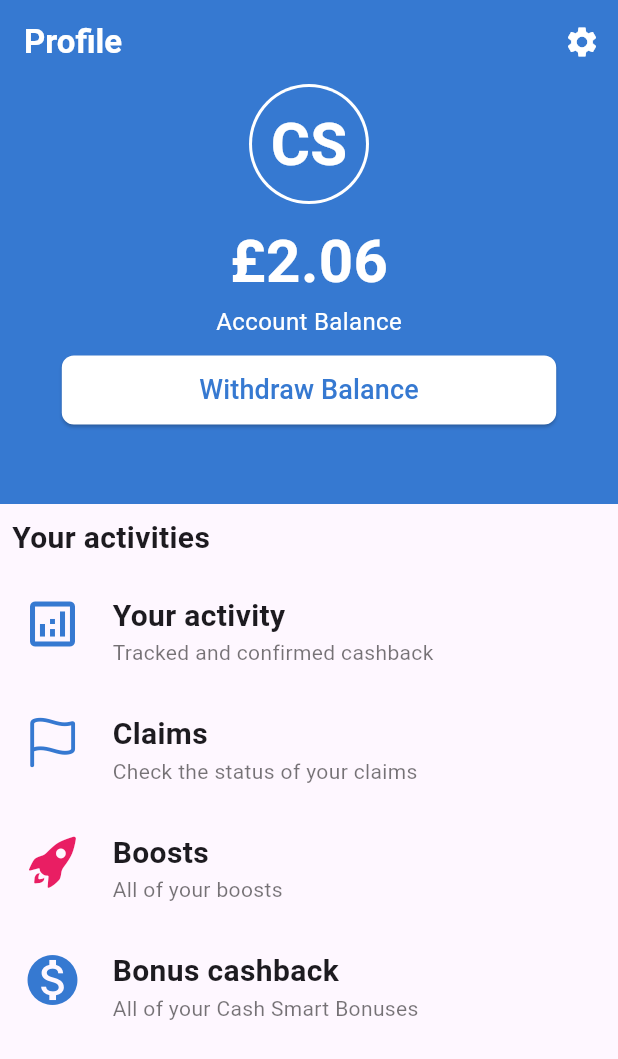
After one commit to mohamedsalah414/TestPractice, a Flutter app: the ProfileScreen screen opened directly, on a phone screen of 412 x 824 dp. The commit adds this screen. Shown: the top 1059 px of the screen. Run offline on Flutter 3.47's test engine with Material 2 defaults, Android fonts, the phone set to English and light mode, and no system bars; our stand-ins replace dio, flutter_riverpod, shared_preferences; missing offline and left inert: proste_bezier_curve; accounts and stored records are empty.

Commit message:
add fixes

```diff
--- a/lib/main.dart
+++ b/lib/main.dart
@@ -3,8 +3,6 @@ import 'package:flutter_riverpod/flutter_riverpod.dart';
 import 'package:testpractice/core/utils/app_colors.dart';
 import 'package:testpractice/presentation/logIn/screens/logIn_screen.dart';
 
-import 'presentation/home/screens/home_navigator_screen.dart';
-import 'presentation/home/screens/home_screen.dart';
 
 void main() {
   runApp(const ProviderScope(child: MyApp()));
--- /dev/null
+++ b/lib/presentation/profile/widgets/clippath_profile_widget.dart
@@ -0,0 +1,78 @@
+import 'package:flutter/material.dart';
+import 'package:proste_bezier_curve/proste_bezier_curve.dart';
+import 'package:testpractice/core/utils/app_colors.dart';
+import 'package:testpractice/core/utils/helper_extenstions.dart';
+import 'package:testpractice/core/widgets/text_widget.dart';
+
+
+class ClipPathProfile extends StatelessWidget {
+  const ClipPathProfile({
+    super.key,
+  });
+
+  @override
+  Widget build(BuildContext context) {
+    return ClipPath(
+      clipper: ProsteBezierCurve(
+        position: ClipPosition.bottom,
+        list: [
+          BezierCurveSection(
+            start: const Offset(0, 250),
+            top: Offset(context.width / 2, 270),
+            end: Offset(context.width, 250),
+          ),
+        ],
+      ),
+      child: Container(
+        height: 280,
+        color: AppColor.blue,
+        child: Column(
+          children: [
+            const CircleAvatar(
+              radius: 40,
+              backgroundColor: AppColor.white,
+              child: CircleAvatar(
+                radius: 38,
+                backgroundColor: AppColor.blue,
+                child: TextWidget(
+                  txt: 'CS',
+                  fontSize: 40,
+                  fontWeight: FontWeight.bold,
+                  color: AppColor.white,
+                ),
+              ),
+            ),
+            10.ph,
+            const TextWidget(
+              txt: '£2.06',
+              fontWeight: FontWeight.bold,
+              color: AppColor.white,
+              fontSize: 40,
+            ),
+            const TextWidget(
+              txt: 'Account Balance',
+              fontSize: 16,
+              color: AppColor.white,
+            ),
+            10.ph,
+            SizedBox(
+              width: context.width * .8,
+              child: ElevatedButton(
+                  onPressed: () {},
+                  style: ElevatedButton.styleFrom(
+                      padding: const EdgeInsets.symmetric(vertical: 10),
+                      backgroundColor: AppColor.white,
+                      shape: RoundedRectangleBorder(
+                          borderRadius: BorderRadius.circular(8))),
+                  child: const TextWidget(
+                    txt: 'Withdraw Balance',
+                    color: AppColor.blue,
+                    fontSize: 18,
+                  )),
+            ),
+          ],
+        ),
+      ),
+    );
+  }
+}
--- /dev/null
+++ b/lib/presentation/profile/widgets/column_profile_widget.dart
@@ -0,0 +1,54 @@
+
+
+import 'package:flutter/cupertino.dart';
+import 'package:flutter/material.dart';
+import 'package:testpractice/presentation/profile/widgets/profile_row_widget.dart';
+
+import '../../../core/widgets/text_widget.dart';
+import 'clippath_profile_widget.dart';
+
+class ColumnProfile extends StatelessWidget {
+  const ColumnProfile({
+    super.key,
+  });
+
+  @override
+  Widget build(BuildContext context) {
+    return Column(
+      mainAxisSize: MainAxisSize.max,
+      crossAxisAlignment: CrossAxisAlignment.stretch,
+      children: const [
+        ClipPathProfile(),
+        Padding(
+          padding: EdgeInsets.all(8.0),
+          child: TextWidget(
+            txt: 'Your activities',
+            fontSize: 20,
+            fontWeight: FontWeight.bold,
+          ),
+        ),
+        ProfileRowWidget(
+          title: 'Your activity',
+          icon: Icons.analytics_outlined,
+          subTitle: 'Tracked and confirmed cashback',
+        ),
+        ProfileRowWidget(
+          title: 'Claims',
+          icon: CupertinoIcons.flag,
+          subTitle: 'Check the status of your claims',
+        ),
+        ProfileRowWidget(
+          title: 'Boosts',
+          icon: CupertinoIcons.rocket_fill,
+          color: Colors.pink,
+          subTitle: 'All of your boosts',
+        ),
+        ProfileRowWidget(
+          title: 'Bonus cashback',
+          icon: Icons.monetization_on,
+          subTitle: 'All of your Cash Smart Bonuses',
+        ),
+      ],
+    );
+  }
+}
--- a/pubspec.yaml
+++ b/pubspec.yaml
@@ -39,7 +39,6 @@ dependencies:
   intl: ^0.18.1
   shared_preferences: ^2.1.1
   flutter_riverpod: ^2.3.6
-  get_it: ^7.5.0
   dio: ^5.1.2
 
 dev_dependencies:
```
Also changed, not shown: lib/injection.dart (deleted, +0 -12 lines), lib/presentation/profile/screens/profile_screen.dart (+12 -107 lines), pubspec.lock.
